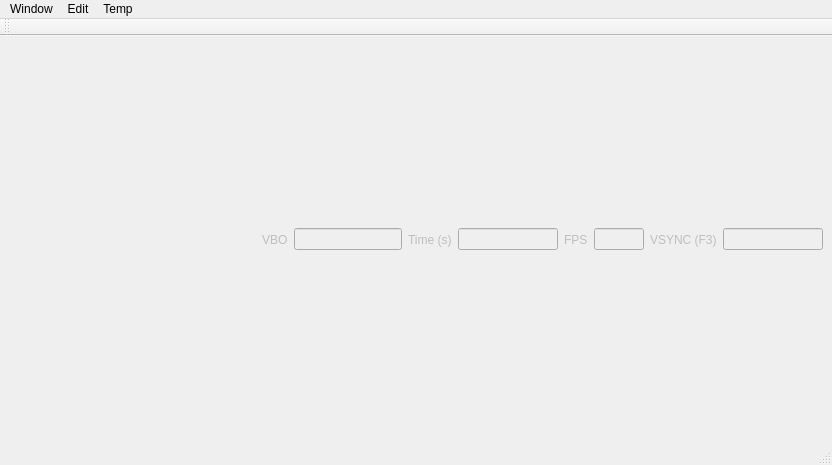
Old version of the form editor/gui/childwindow.ui in the repository ensisoft/detonator.
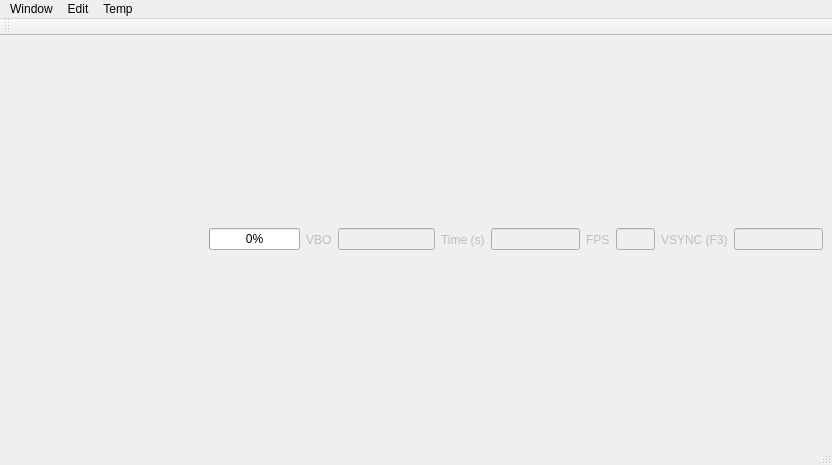
New version of the form. Icons and pictures are not drawn.

Commit message:
Add user interface to show resource cache work in the editor
Add user interface to show resource cache work in the editor.

What changed in the file:
```diff
--- a/editor/gui/childwindow.ui
+++ b/editor/gui/childwindow.ui
@@ -52,6 +52,28 @@
          </property>
         </spacer>
        </item>
+       <item>
+        <widget class="QProgressBar" name="worker">
+         <property name="sizePolicy">
+          <sizepolicy hsizetype="Expanding" vsizetype="Fixed">
+           <horstretch>0</horstretch>
+           <verstretch>0</verstretch>
+          </sizepolicy>
+         </property>
+         <property name="maximum">
+          <number>1</number>
+         </property>
+         <property name="value">
+          <number>0</number>
+         </property>
+         <property name="invertedAppearance">
+          <bool>false</bool>
+         </property>
+         <property name="format">
+          <string>%p%</string>
+         </property>
+        </widget>
+       </item>
        <item>
         <widget class="QLabel" name="lblVBO">
          <property name="enabled">
```
Left out of the diff: 2 changed lines with no effect on the pictures. The commit also changes 7 other files.
